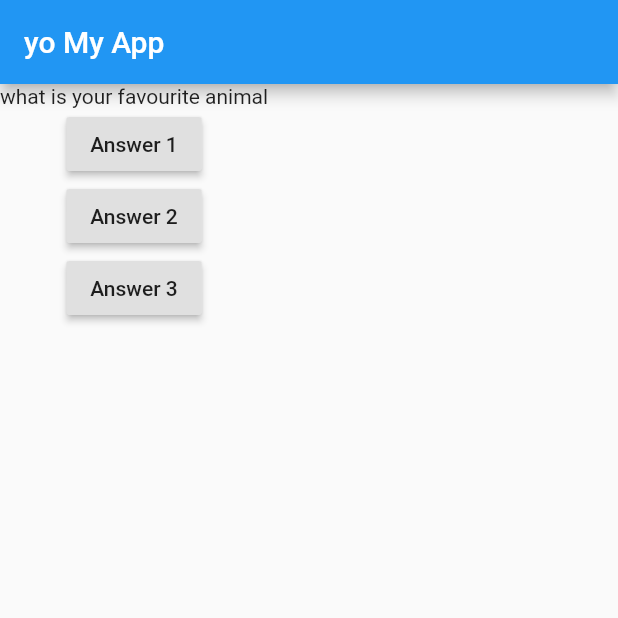
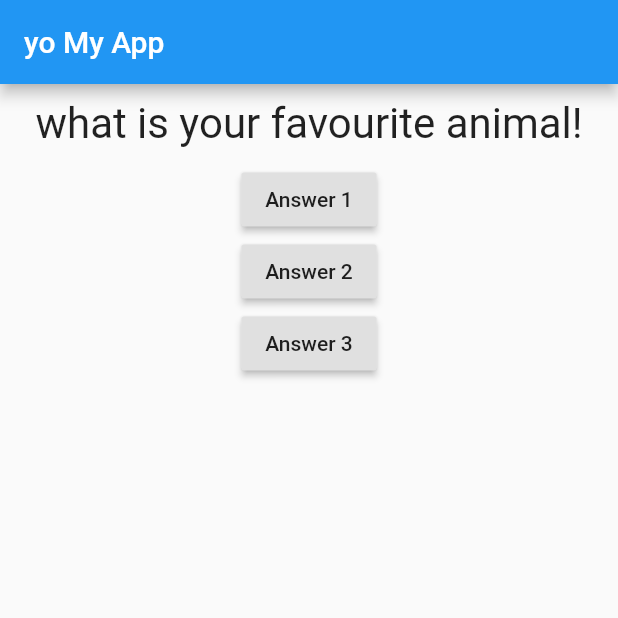
Before and after one commit to mkbhru/quizapp, a Flutter app: the screen it shows after launch, after a tap on "Answer 1", on a phone screen of 412 x 824 dp, the top half of it. Run offline on Flutter 3.47's test engine with Material 2 defaults, Android fonts, the phone set to English and light mode, and no system bars.

Commit message:
chapter 1 completed

```diff
--- a/lib/main.dart
+++ b/lib/main.dart
@@ -1,34 +1,38 @@
 import 'package:flutter/material.dart';
+import './questions.dart';
 
 void main() => runApp(Myapp());
 
 class Myapp extends StatefulWidget {
   @override
   State<StatefulWidget> createState() {
-    // TODO: implement createState
     // throw UnimplementedError();
-    return MyappState();
+    return _MyappState(); //this underscore makes this class private
+    //and unable to access outside the class
   }
 }
 
-class MyappState extends State<Myapp> {
+class _MyappState extends State<Myapp> {
   //we add generic Myapp to
 //setup connections with Myapp class
-  var questionindex = 0;
-  void answerQuestion() {
+  var _questionindex = 0;
+  void _answerQuestion() {
     setState(() {
-      questionindex = questionindex + 1;
-    });
-    print(questionindex);
-  }
+      _questionindex = _questionindex + 1;
+    }); //because of this set state function we can rerender
+    //in every answer
+    print(_questionindex);
+  } //flutter didn't reubilds entire ui again it
+  //is so eficient thet it ony rebuilds therequired thing
+  // or changed thing
 
   @override
   Widget build(BuildContext context) {
     var questions = [
-      'what is your favourite color',
-      'what is your favourite animal',
-      'what is your favourite number',
-      'what is your favourite name',
+      'what is your favourite color!',
+      'what is your favourite animal!',
+      'what is your favourite number!',
+      'what is your favourite name!',
     ];
     return MaterialApp(
       home: Scaffold(
@@ -37,10 +41,12 @@ class MyappState extends State<Myapp> {
         ),
         body: Column(
           children: [
-            Text(questions[questionindex]),
+            Question(
+              questions[_questionindex],
+            ),
             RaisedButton(
               child: Text('Answer 1'),
-              onPressed: answerQuestion,
+              onPressed: _answerQuestion,
             ),
             RaisedButton(
               child: Text('Answer 2'),
@@ -59,60 +65,5 @@ class MyappState extends State<Myapp> {
   }
 }
 
-//old1
-// import 'package:flutter/material.dart';
-
-// void main() => runApp(Myapp());
-
-// class Myapp extends StatelessWidget {
-//   void answerQuestion() {
-//     print('Answer chosen!');
-//   }
-
-//   @override
-//   Widget build(BuildContext context) {
-//     return MaterialApp(
-//       home: Scaffold(
-//         appBar: AppBar(
-//           title: Text('yo My App'),
-//         ),
-//         // body: Text('this is my default text!'),/
-//         // to add multiple widgets we use invisible widgetshere column
-//         body: Column(
-//           children: [
-//             Text('The Question!'),
-//             RaisedButton(
-//               child: Text('Answer 1'),
-//               // onPressed: null, with null flutter automatically disables the button
-//               onPressed:
-//                   answerQuestion, //we used a pointer here instead of a function
-//             ),
-//             RaisedButton(
-//               child: Text('Answer 2'),
-//               onPressed:
-//                   answerQuestion, //instead of passing the function we passes the pointer which tells
-//               //not only pass the result to button but instead run function every time the button pressed
-//             ),
-//             RaisedButton(
-//               child: Text(
-//                   'Answer 3'), //this gives the flutter full control over that function it dont need to depend on the
-//               //function insted it run the whole function whenever it needs it
-//               onPressed: answerQuestion,
-//             ),
-//             RaisedButton(
-//               child: Text('answer 4'),
-//               onPressed: () => print('answer 4 chosen'),
-//             ),
-//             RaisedButton(
-//                 child: Text('answer 5'),
-//                 onPressed: () {//anonymous function
-//                   print('answer 5 chosen');
-//                   print('yo');
-//                 } //if function is long trry out this
-//                 )
-//           ],
-//         ),
-//       ),
-//     );
-//   }
-// }
+//generally we have one widget per file therefore i
+//create question.dart
--- /dev/null
+++ b/lib/questions.dart
@@ -0,0 +1,21 @@
+import 'package:flutter/material.dart';
+
+class Question extends StatelessWidget {
+  final String questionText; //this final tells dart that
+  //this value is not gonna change
+
+  Question(this.questionText);
+
+  @override
+  Widget build(BuildContext context) {
+    return Container(
+      width: double.infinity,
+      margin: EdgeInsets.all(10),
+      child: Text(
+        questionText,
+        style: TextStyle(fontSize: 28),
+        textAlign: TextAlign.center,
+      ),
+    );
+  }
+}
```
Also changed, not shown: 1 other file.
